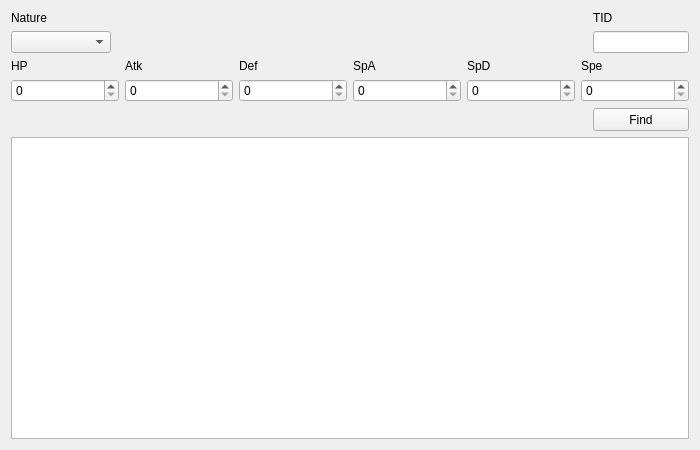
The window that Source/Forms/Util/IVtoPID.ui (Admiral-Fish/PokeFinder) describes before a commit, drawn with Qt 5.
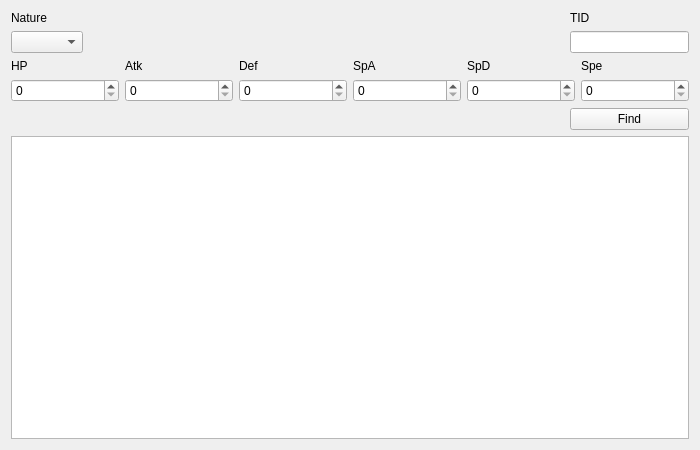
The same window after the commit. Custom widgets are drawn as their Qt base class.

Diff of the .ui file:
```diff
--- a/Source/Forms/Util/IVtoPID.ui
+++ b/Source/Forms/Util/IVtoPID.ui
@@ -10,12 +10,6 @@
     <height>450</height>
    </rect>
   </property>
-  <property name="minimumSize">
-   <size>
-    <width>700</width>
-    <height>450</height>
-   </size>
-  </property>
   <property name="windowTitle">
    <string>IVs to PID</string>
   </property>
@@ -28,14 +22,7 @@
     </widget>
    </item>
    <item row="1" column="0">
-    <widget class="QComboBox" name="comboBoxNature">
-     <property name="minimumSize">
-      <size>
-       <width>100</width>
-       <height>0</height>
-      </size>
-     </property>
-    </widget>
+    <widget class="QComboBox" name="comboBoxNature"/>
    </item>
    <item row="1" column="1">
     <spacer name="horizontalSpacer">
@@ -52,12 +39,6 @@
    </item>
    <item row="3" column="3">
     <widget class="QPushButton" name="pushButtonFind">
-     <property name="minimumSize">
-      <size>
-       <width>50</width>
-       <height>23</height>
-      </size>
-     </property>
      <property name="text">
       <string>Find</string>
      </property>
@@ -65,12 +46,6 @@
    </item>
    <item row="4" column="0" colspan="4">
     <widget class="TableView" name="tableView">
-     <property name="maximumSize">
-      <size>
-       <width>16777215</width>
-       <height>16777215</height>
-      </size>
-     </property>
      <property name="editTriggers">
       <set>QAbstractItemView::NoEditTriggers</set>
      </property>
@@ -180,14 +155,7 @@
     </layout>
    </item>
    <item row="1" column="3">
-    <widget class="TextBox" name="textBoxTID">
-     <property name="maximumSize">
-      <size>
-       <width>100</width>
-       <height>16777215</height>
-      </size>
-     </property>
-    </widget>
+    <widget class="TextBox" name="textBoxTID"/>
    </item>
    <item row="0" column="3">
     <widget class="QLabel" name="labelTID">
```
